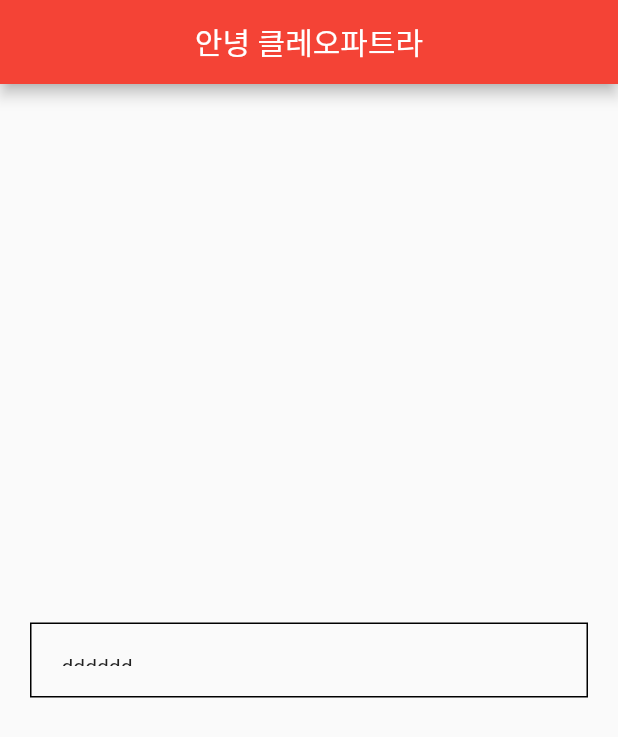
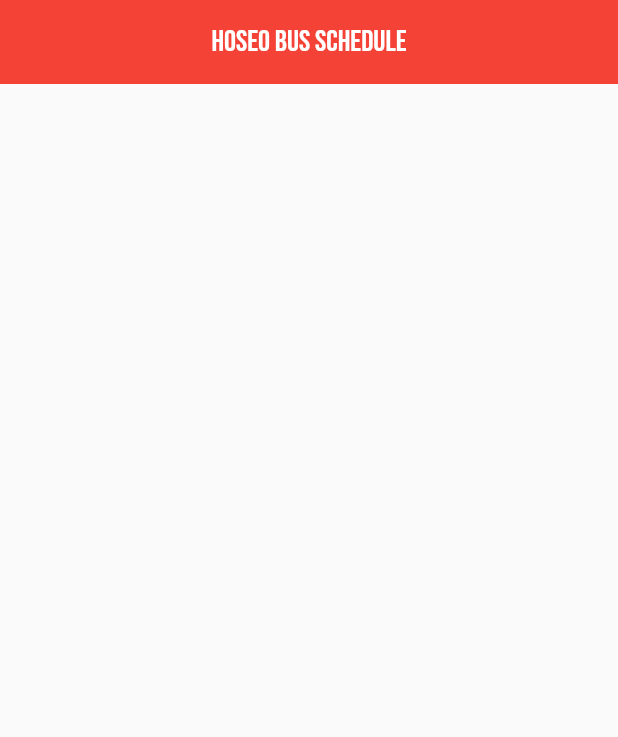
Before and after one commit to LimHyunWoo97/Hotalk_BS, a Flutter app: the screen it shows after launch, on a phone screen of 412 x 824 dp. Shown: the top 737 px of the screen. Run offline on Flutter 3.47's test engine with Material 2 defaults, Android fonts, the phone set to English and light mode, and no system bars.

Commit message:
second commit

```diff
--- a/lib/main.dart
+++ b/lib/main.dart
@@ -5,52 +5,39 @@ void main() {
   runApp(const MyApp());
 }
 
-//stless 하고 tap 기본 설정 패키지 세팅
-/*
-class MyApp extends StatelessWidget {
+class MyApp extends StatefulWidget {
   const MyApp({Key? key}) : super(key: key);
 
   @override
+  State<MyApp> createState() => _MyAppState();
+}
+
+class _MyAppState extends State<MyApp> {
+
+  @override
   Widget build(BuildContext context) {
-    // MaterialApp 으로 바꾸고 여기에 작성하기
     return MaterialApp(
-      home: Center( //기본위젯 Text('안녕'), Icon(Icons.star), Image.asset('경로'), Container(width : , height: , color:Colors.bule)
-        child: Container(width : 50 , height: 50, color:Colors.blue)
-      )
+      title: 'HoTalk_BusSchedule',
+      home: MainPage(),
     );
   }
 }
-*/
 
-class MyApp extends StatelessWidget {
-  const MyApp({Key? key}) : super(key: key);
+class MainPage extends StatelessWidget{
+  Widget build(BuildContext context) {
+    return Scaffold(
+      appBar:AppBar(
+        backgroundColor: Colors.red,
+        elevation: 0,
+        title: Text('HOSEO BUS SCHEDULE', style: TextStyle(fontFamily: 'BebasNeue', fontSize: 20)),
+        centerTitle: true,
+      ),
+      body:Container(
 
-  @override
-  Widget build(BuildContext context) {
-    // MaterialApp 으로 바꾸고 여기에 작성하기
-    return MaterialApp(
-      //Scaffold  상중하 위젯
-        home: Scaffold(
-          appBar: AppBar(
-            centerTitle: true,
-            title: Text('안녕 클레오파트라'),
-            backgroundColor: Colors.red,
-          ),
-          body: Align(
-            alignment: Alignment.center,
-            child: Container(
-              width: double.infinity, height: 50,
-              margin: EdgeInsets.fromLTRB(20,20,20,20),
-              padding: EdgeInsets.all(20),
-              decoration: BoxDecoration(
-                border: Border.all(color: Colors.black)
-              ),
-              child: Text(
-                'dddddd'
-              )
-            ),
-          ),
-        )
+      ),
+      bottomNavigationBar: BottomAppBar(
+
+      ),
     );
   }
 }
```
Also changed, not shown: pubspec.yaml (+8 -11 lines), pubspec.lock.
